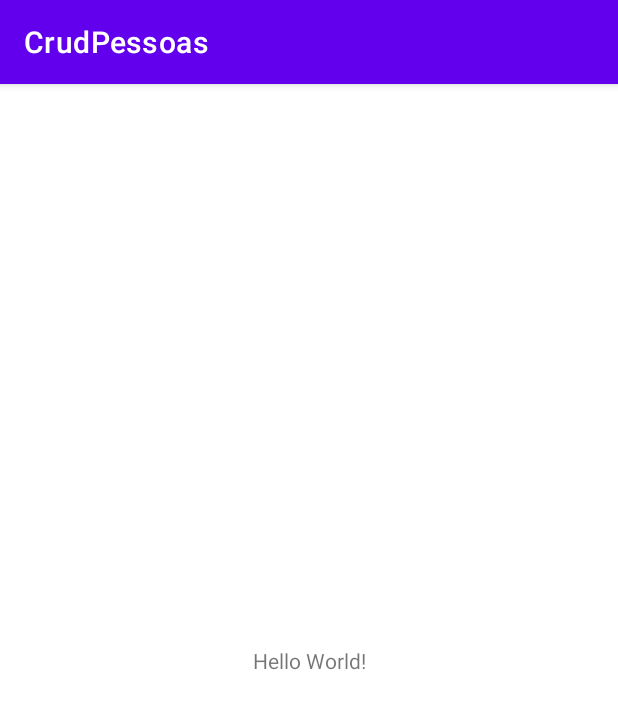
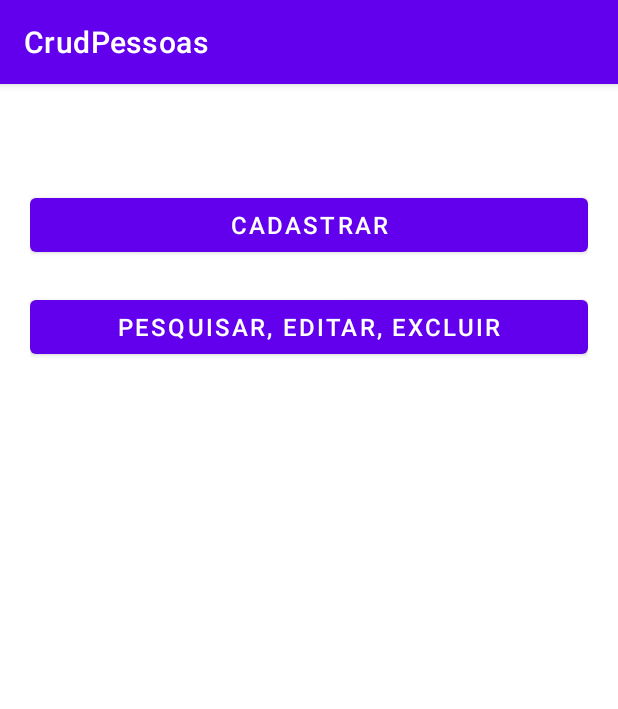
Before and after one commit to Reverdan/ads3e4TEPOO2sem21, an Android app: the screen it shows after launch (MainActivity), on a phone screen of 412 x 824 dp. Shown: the top 709 px of the screen. Run offline under Robolectric (Android 15) with nearby library versions, the phone set to English and light mode, and no system bars.

Commit message:
Cadastro de pessoa

```diff
--- a/CrudPessoas/app/src/main/AndroidManifest.xml
+++ b/CrudPessoas/app/src/main/AndroidManifest.xml
@@ -10,6 +10,9 @@
         android:supportsRtl="true"
         android:theme="@style/Theme.CrudPessoas">
         <activity
+            android:name=".apresentacao.mnaCadastro"
+            android:exported="true" />
+        <activity
             android:name=".MainActivity"
             android:exported="true">
             <intent-filter>
--- a/CrudPessoas/app/src/main/java/com/example/crudpessoas/MainActivity.java
+++ b/CrudPessoas/app/src/main/java/com/example/crudpessoas/MainActivity.java
@@ -2,15 +2,41 @@ package com.example.crudpessoas;
 
 import androidx.appcompat.app.AppCompatActivity;
 
+import android.content.Intent;
 import android.os.Bundle;
+import android.view.View;
+import android.widget.Button;
+import com.example.crudpessoas.apresentacao.mnaCadastro;
 
 public class MainActivity extends AppCompatActivity
 {
+    Button btnPrincipalCadastrar;
+    Intent intCadastrar;
 
     @Override
     protected void onCreate(Bundle savedInstanceState)
     {
         super.onCreate(savedInstanceState);
         setContentView(R.layout.activity_main);
+        inicializarComponentes();
+        eventos();
+    }
+
+    private void inicializarComponentes()
+    {
+        btnPrincipalCadastrar = findViewById(R.id.btnPrincipalCadastrar);
+        intCadastrar = new Intent(getApplicationContext(), mnaCadastro.class);
+    }
+
+    private void eventos()
+    {
+        btnPrincipalCadastrar.setOnClickListener(new View.OnClickListener()
+        {
+            @Override
+            public void onClick(View view)
+            {
+                startActivity(intCadastrar);
+            }
+        });
     }
 }
--- a/CrudPessoas/app/src/main/java/com/example/crudpessoas/dal/banco.java
+++ b/CrudPessoas/app/src/main/java/com/example/crudpessoas/dal/Banco.java
@@ -6,9 +6,9 @@ import android.database.sqlite.SQLiteOpenHelper;
 
 import androidx.annotation.Nullable;
 
-public class banco extends SQLiteOpenHelper
+public class Banco extends SQLiteOpenHelper
 {
-    public banco(Context contexto)
+    public Banco(Context contexto)
     {
         super(contexto, "CrudPessoas.db", null, 1);
     }
--- a/CrudPessoas/app/src/main/res/layout/activity_main.xml
+++ b/CrudPessoas/app/src/main/res/layout/activity_main.xml
@@ -6,13 +6,26 @@
     android:layout_height="match_parent"
     tools:context=".MainActivity">
 
-    <TextView
-        android:layout_width="wrap_content"
-        android:layout_height="wrap_content"
-        android:text="Hello World!"
-        app:layout_constraintBottom_toBottomOf="parent"
-        app:layout_constraintLeft_toLeftOf="parent"
-        app:layout_constraintRight_toRightOf="parent"
-        app:layout_constraintTop_toTopOf="parent" />
+    <LinearLayout
+        android:layout_width="match_parent"
+        android:layout_height="match_parent"
+        android:padding="20sp"
+        android:orientation="vertical">
 
+        <Button
+            android:id="@+id/btnPrincipalCadastrar"
+            android:layout_width="match_parent"
+            android:layout_height="wrap_content"
+            android:layout_marginBottom="20sp"
+            android:layout_marginTop="50sp"
+            android:textSize="16sp"
+            android:text="Cadastrar" />
+
+        <Button
+            android:id="@+id/btnPrincipalPEE"
+            android:layout_width="match_parent"
+            android:layout_height="wrap_content"
+            android:textSize="16sp"
+            android:text="Pesquisar, Editar, Excluir" />
+    </LinearLayout>
 </androidx.constraintlayout.widget.ConstraintLayout>
```
Also changed, not shown: CrudPessoas/app/src/main/java/com/example/crudpessoas/apresentacao/mnaCadastro.java (added, +61 -0 lines), CrudPessoas/app/src/main/java/com/example/crudpessoas/dal/PessoaDAO.java (added, +47 -0 lines), CrudPessoas/app/src/main/java/com/example/crudpessoas/modelo/Controle.java (added, +44 -0 lines), CrudPessoas/app/src/main/java/com/example/crudpessoas/modelo/Validacao.java (added, +32 -0 lines), CrudPessoas/app/src/main/res/layout/activity_mna_cadastro.xml (added, +70 -0 lines).
